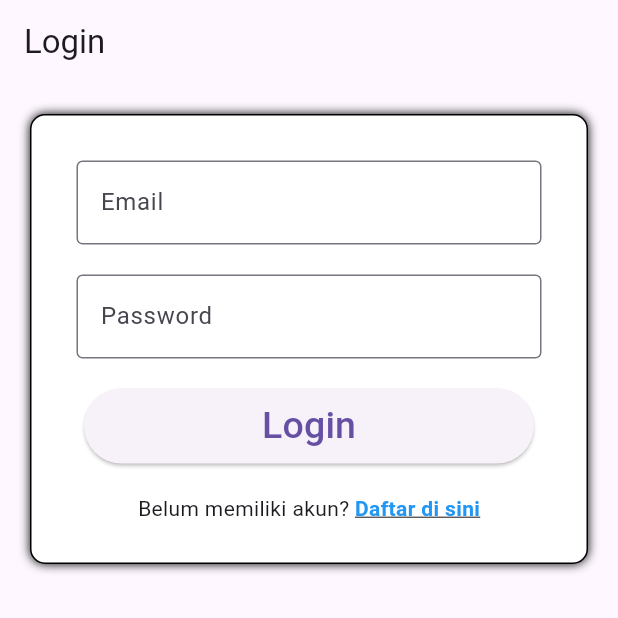
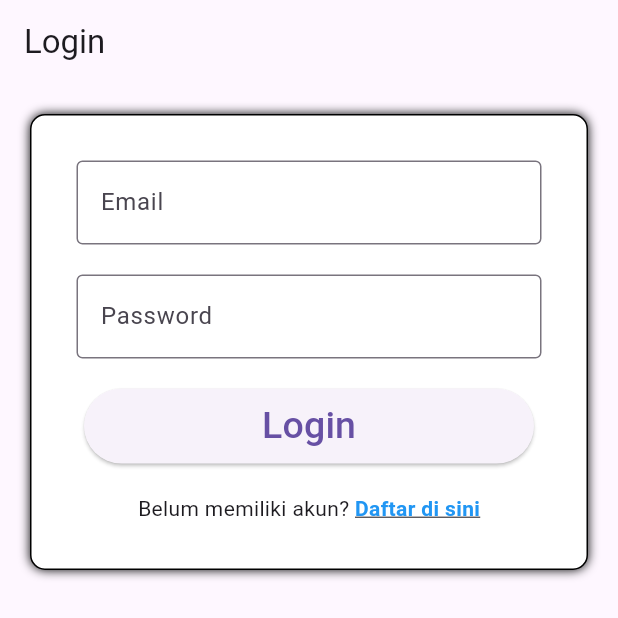
Before and after one commit to AudryVerly/MatchaHolicProjectUTS, a Flutter app: the screen it shows after launch, on a phone screen of 412 x 824 dp. Shown: the top 618 px of the screen. Run offline on Flutter 3.47's test engine with Material 3 defaults, Android fonts, the light colour scheme and no system bars; our stand-ins replace shared_preferences.

Commit message:
penyempurnaan tampilan login

```diff
--- a/lib/screen/login.dart
+++ b/lib/screen/login.dart
@@ -96,7 +96,6 @@ class _LoginState extends State<Login> {
       appBar: AppBar(title: Text('Login')),
 
       body: Container(
-        height: 300,
         margin: EdgeInsets.all(20),
         padding: EdgeInsets.all(20),
         decoration: BoxDecoration(
@@ -105,6 +104,7 @@ class _LoginState extends State<Login> {
           color: Colors.white,
           boxShadow: [BoxShadow(blurRadius: 5)],
         ),
+        child: SingleChildScrollView(
           child: Column(
             children: [
               Padding(
@@ -240,6 +240,7 @@ class _LoginState extends State<Login> {
             ],
           ),
         ),
+      ),
     );
   }
 }
```
Lines whose indentation alone changed are shown as unchanged.
